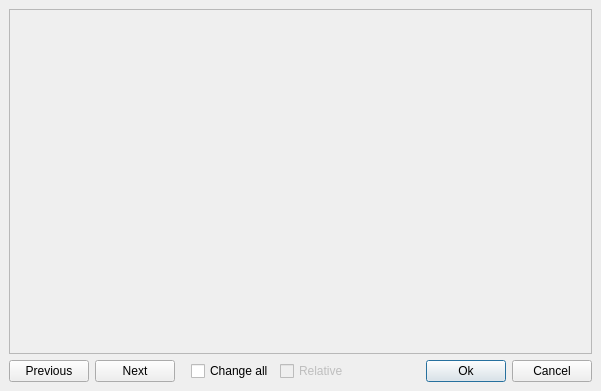
Qt form src/layui/layui/PropertiesDialog.ui (KLayout/klayout) before a commit.
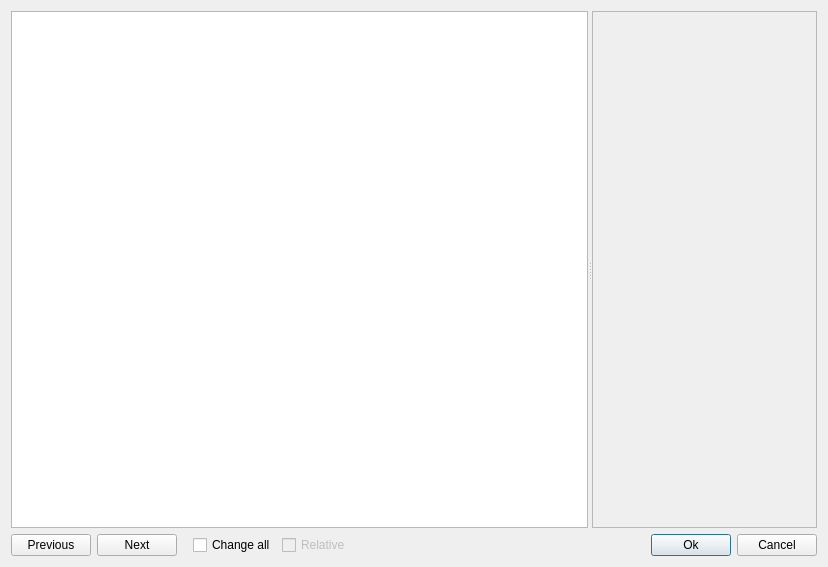
The same form after that commit. Icons and pictures are not drawn.

Commit message: WIP: further development on selection tree on objects dialog

```diff
--- a/src/layui/layui/PropertiesDialog.ui
+++ b/src/layui/layui/PropertiesDialog.ui
@@ -6,34 +6,37 @@
    <rect>
     <x>0</x>
     <y>0</y>
-    <width>601</width>
-    <height>391</height>
+    <width>828</width>
+    <height>567</height>
    </rect>
   </property>
   <property name="windowTitle">
    <string>Object Properties</string>
   </property>
-  <layout class="QVBoxLayout">
-   <property name="spacing">
-    <number>6</number>
-   </property>
-   <property name="leftMargin">
-    <number>9</number>
-   </property>
-   <property name="topMargin">
-    <number>9</number>
-   </property>
-   <property name="rightMargin">
-    <number>9</number>
-   </property>
-   <property name="bottomMargin">
-    <number>9</number>
-   </property>
+  <layout class="QVBoxLayout" name="verticalLayout">
    <item>
+    <widget class="QSplitter" name="splitter">
+     <property name="orientation">
+      <enum>Qt::Horizontal</enum>
+     </property>
+     <widget class="QTreeView" name="tree">
+      <property name="sizePolicy">
+       <sizepolicy hsizetype="Expanding" vsizetype="Expanding">
+        <horstretch>0</horstretch>
+        <verstretch>0</verstretch>
+       </sizepolicy>
+      </property>
+      <property name="uniformRowHeights">
+       <bool>true</bool>
+      </property>
+      <attribute name="headerVisible">
+       <bool>false</bool>
+      </attribute>
+     </widget>
     <widget class="QFrame" name="content_frame">
      <property name="sizePolicy">
-      <sizepolicy hsizetype="Preferred" vsizetype="Preferred">
-       <horstretch>1</horstretch>
+       <sizepolicy hsizetype="MinimumExpanding" vsizetype="MinimumExpanding">
+        <horstretch>0</horstretch>
        <verstretch>0</verstretch>
       </sizepolicy>
      </property>
@@ -43,6 +46,7 @@
      <property name="frameShadow">
       <enum>QFrame::Raised</enum>
      </property>
+     </widget>
     </widget>
    </item>
    <item>
```
Lines whose indentation alone changed are shown as unchanged. The commit also changes 19 other files.
